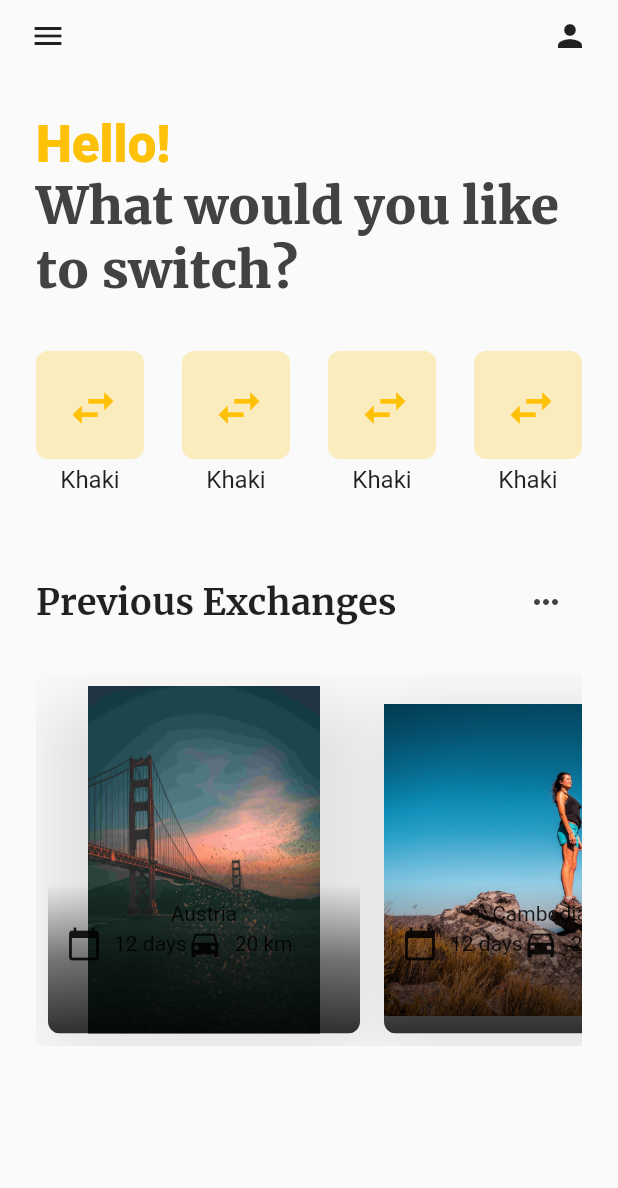
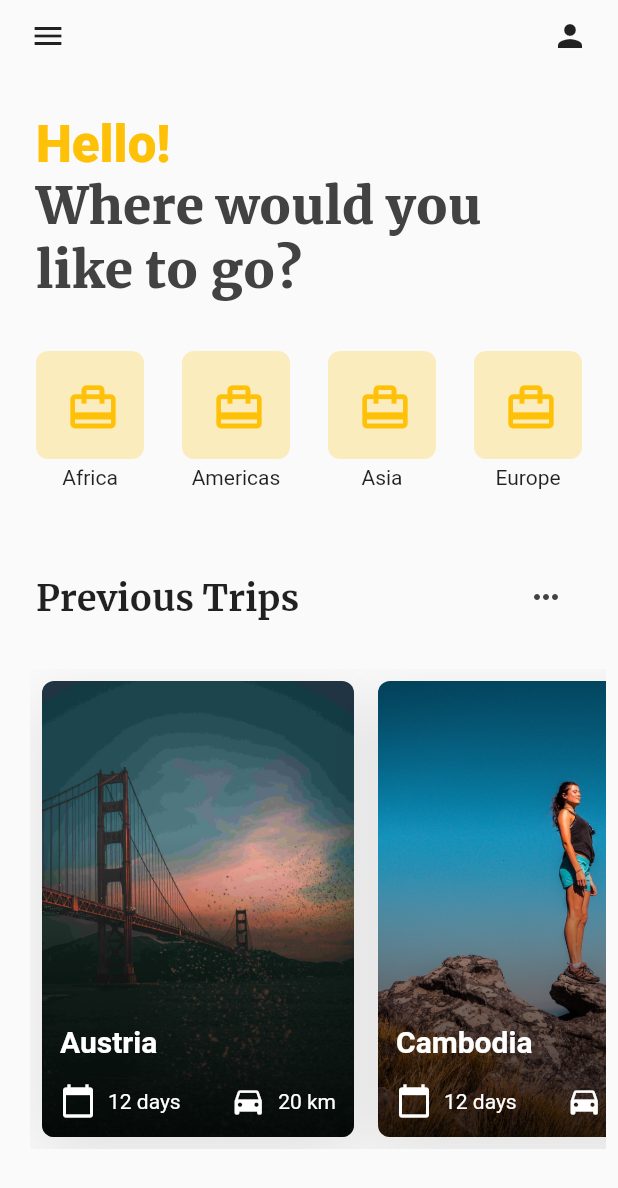
Before and after one commit to samakintunde/booking_app_ui, a Flutter app: the HomeScreen screen opened by its route, on a phone screen of 412 x 824 dp. Shown: the top 1188 px of the screen. Run offline on Flutter 3.47's test engine with Material 2 defaults, Android fonts, the phone set to English and light mode, and no system bars.

Commit message:
Added Home Screen

```diff
--- a/lib/main.dart
+++ b/lib/main.dart
@@ -8,5 +8,6 @@ void main() => runApp(
         theme: theme,
         initialRoute: "/",
         onGenerateRoute: routes,
+        title: "Switch",
       ),
     );
--- a/lib/src/demo/places.dart
+++ b/lib/src/demo/places.dart
@@ -4,7 +4,7 @@ List<Place> places = [
   Place(name: 'Austria', image: "image-1.jpg", days: 12),
   Place(name: 'Cambodia', image: "image-2.jpg", days: 12),
   Place(name: 'China', image: "image-3.jpg", days: 12),
-  Place(name: 'Cape Town', image: "image-4.jpg", days: 12),
-  Place(name: 'Green Place', image: "image-5.jpg", days: 12),
-  Place(name: 'Rocky Ocean', image: "image-6.jpg", days: 12),
+  Place(name: 'Cape Town', image: "image-4.jpeg", days: 12),
+  Place(name: 'Green Place', image: "image-5.jpeg", days: 12),
+  Place(name: 'Rocky Ocean', image: "image-6.jpeg", days: 12),
 ];
--- a/lib/src/screens/home.dart
+++ b/lib/src/screens/home.dart
@@ -8,7 +8,9 @@ class HomeScreen extends StatelessWidget {
   Widget build(BuildContext context) {
     return Scaffold(
       body: SafeArea(
-        child: Container(
+        child: ListView(
+          children: [
+            Container(
               padding: const EdgeInsets.fromLTRB(8.0, 0, 8.0, 8.0),
               child: Column(
                 children: <Widget>[
@@ -38,7 +40,7 @@ class HomeScreen extends StatelessWidget {
                             TextSpan(
                                 text: 'Hello!\n',
                                 style: TextStyle(color: Colors.amber)),
-                        TextSpan(text: 'What would you like to switch?'),
+                            TextSpan(text: 'Where would you like to go?'),
                           ],
                         ),
                         style: Theme.of(context).textTheme.display1.apply(
@@ -58,20 +60,20 @@ class HomeScreen extends StatelessWidget {
                       mainAxisAlignment: MainAxisAlignment.spaceBetween,
                       children: <Widget>[
                         IconCard(
-                      text: 'Khaki',
-                      iconData: Icons.swap_horiz,
+                          text: 'Africa',
+                          iconData: Icons.card_travel,
                         ),
                         IconCard(
-                      text: 'Khaki',
-                      iconData: Icons.swap_horiz,
+                          text: 'Americas',
+                          iconData: Icons.card_travel,
                         ),
                         IconCard(
-                      text: 'Khaki',
-                      iconData: Icons.swap_horiz,
+                          text: 'Asia',
+                          iconData: Icons.card_travel,
                         ),
                         IconCard(
-                      text: 'Khaki',
-                      iconData: Icons.swap_horiz,
+                          text: 'Europe',
+                          iconData: Icons.card_travel,
                         ), // ),
                       ],
                     ),
@@ -89,8 +91,9 @@ class HomeScreen extends StatelessWidget {
                           mainAxisAlignment: MainAxisAlignment.spaceBetween,
                           children: <Widget>[
                             Text(
-                          "Previous Exchanges",
-                          style: Theme.of(context).textTheme.headline.copyWith(
+                              "Previous Trips",
+                              style:
+                                  Theme.of(context).textTheme.headline.copyWith(
                                         fontFamily: 'Merriweather',
                                         fontWeight: FontWeight.w700,
                                       ),
@@ -105,14 +108,19 @@ class HomeScreen extends StatelessWidget {
                         SizedBox(
                           height: 24.0,
                         ),
-                    ImageCardCarousel(),
+                      ],
+                    ),
+                  ),
+                  Padding(
+                    padding: const EdgeInsetsDirectional.only(start: 12.0),
+                    child: ImageCardCarousel(),
+                  ),
                 ],
               ),
             ),
           ],
         ),
       ),
-      ),
     );
   }
 }
--- a/lib/src/screens/landing.dart
+++ b/lib/src/screens/landing.dart
@@ -1,8 +1,11 @@
 import 'package:flutter/material.dart';
+import 'package:flutter/services.dart';
 
 class LandingScreen extends StatelessWidget {
   @override
   Widget build(BuildContext context) {
+    SystemChrome.setSystemUIOverlayStyle(SystemUiOverlayStyle.light);
+
     return Scaffold(
       body: Stack(
         children: <Widget>[
@@ -75,7 +78,7 @@ class LandingScreen extends StatelessWidget {
                     SizedBox(height: 48.0),
                     GestureDetector(
                       onTap: () {
-                        Navigator.popAndPushNamed(context, '/home');
+                        return Navigator.pushNamed(context, '/home');
                       },
                       child: Container(
                         width: double.infinity,
@@ -92,7 +95,7 @@ class LandingScreen extends StatelessWidget {
                               textAlign: TextAlign.center,
                               style: TextStyle(
                                 color: Colors.white,
-                                fontSize: 24.0,
+                                fontSize: 20.0,
                                 fontWeight: FontWeight.w400,
                               ),
                             ),
@@ -101,11 +104,15 @@ class LandingScreen extends StatelessWidget {
                             ),
                             Icon(
                               Icons.arrow_forward,
-                              color: Colors.white,
+                              size: 18.0,
+                              color: Colors.white70,
                             )
                           ],
                         ),
                       ),
+                    ),
+                    SizedBox(
+                      height: 16.0,
                     )
                   ],
                 ),
--- a/lib/src/widgets/icon_card.dart
+++ b/lib/src/widgets/icon_card.dart
@@ -35,7 +35,8 @@ class IconCard extends StatelessWidget {
           ),
           Text(
             text,
-            style: TextStyle(fontSize: 16.0, fontWeight: FontWeight.w400),
+            style: TextStyle(fontSize: 14.0, fontWeight: FontWeight.w400),
+            textAlign: TextAlign.center,
           ),
         ],
       ),
--- a/lib/src/widgets/image_card.dart
+++ b/lib/src/widgets/image_card.dart
@@ -13,12 +13,14 @@ class ImageCard extends StatelessWidget {
       child: InkWell(
         onTap: () {},
         child: Container(
+          width: 208,
           decoration: BoxDecoration(
             boxShadow: [
               BoxShadow(
-                  color: Colors.black.withOpacity(0.1),
-                  offset: Offset(0, 12.0),
-                  blurRadius: 32.0),
+                color: Colors.black.withOpacity(0.1),
+                offset: Offset(0, 12.0),
+                blurRadius: 32.0,
+              ),
             ],
           ),
           child: ClipRRect(
@@ -27,14 +29,16 @@ class ImageCard extends StatelessWidget {
               children: [
                 Image.asset(
                   'assets/images/${place.image}',
-                  width: 208,
-                  height: 256,
+                  width: double.infinity,
+                  height: double.infinity,
+                  fit: BoxFit.cover,
                 ),
                 Align(
                   alignment: Alignment.bottomCenter,
                   child: Container(
                     padding: const EdgeInsets.all(12.0),
-                    height: 100,
+                    alignment: Alignment.bottomLeft,
+                    height: 200,
                     width: 208,
                     decoration: BoxDecoration(
                       gradient: LinearGradient(
@@ -48,26 +52,53 @@ class ImageCard extends StatelessWidget {
                       ),
                     ),
                     child: Column(
+                      mainAxisAlignment: MainAxisAlignment.end,
+                      crossAxisAlignment: CrossAxisAlignment.start,
                       children: <Widget>[
-                        Text(place.name),
+                        Text(
+                          place.name,
+                          style: Theme.of(context).textTheme.title.copyWith(
+                                color: Colors.white,
+                              ),
+                        ),
+                        SizedBox(
+                          height: 16.0,
+                        ),
                         Row(
+                          mainAxisAlignment: MainAxisAlignment.spaceBetween,
                           children: <Widget>[
                             Row(
                               children: <Widget>[
-                                Icon(Icons.calendar_today),
+                                Icon(
+                                  Icons.calendar_today,
+                                  color: Colors.white,
+                                ),
                                 SizedBox(
                                   width: 8.0,
                                 ),
-                                Text('${place.days} days'),
+                                Text(
+                                  '${place.days} days',
+                                  style: TextStyle(
+                                    color: Colors.white,
+                                  ),
+                                ),
                               ],
                             ),
                             Row(
                               children: <Widget>[
-                                Icon(Icons.directions_car),
+                                Icon(
+                                  Icons.directions_car,
+                                  color: Colors.white,
+                                ),
                                 SizedBox(
                                   width: 8.0,
                                 ),
-                                Text('20 km'),
+                                Text(
+                                  '20 km',
+                                  style: TextStyle(
+                                    color: Colors.white,
+                                  ),
+                                ),
                               ],
                             ),
                           ],
@@ -75,7 +106,7 @@ class ImageCard extends StatelessWidget {
                       ],
                     ),
                   ),
-                )
+                ),
               ],
             ),
           ),
--- a/lib/src/widgets/image_card_carousel.dart
+++ b/lib/src/widgets/image_card_carousel.dart
@@ -6,7 +6,7 @@ class ImageCardCarousel extends StatelessWidget {
   @override
   Widget build(BuildContext context) {
     return Container(
-      height: 248.0,
+      height: 320.0,
       child: ListView.builder(
         itemCount: places.length,
         scrollDirection: Axis.horizontal,
```
Lines whose indentation alone changed are shown as unchanged.
